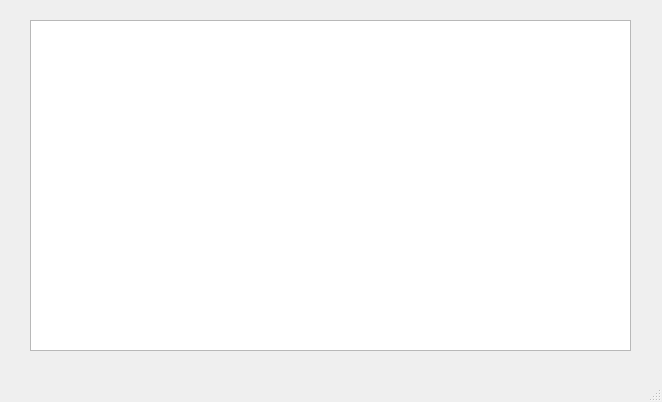
This is untitled.ui in Aniosss/git4 as Qt 5 draws it before an edit. The edited form follows.
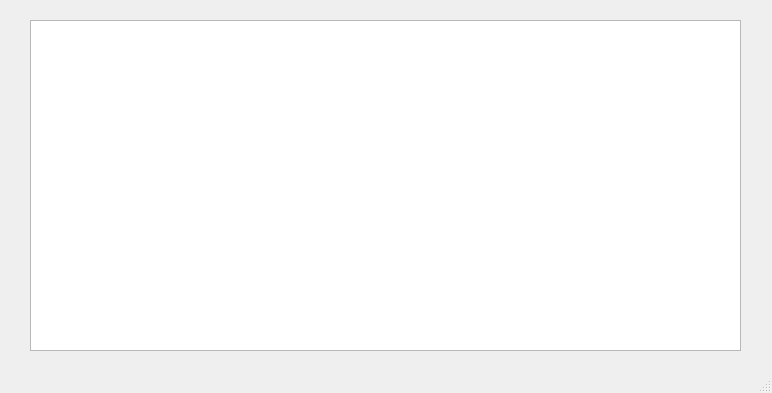
This is the edited form.

```diff
--- a/untitled.ui
+++ b/untitled.ui
@@ -6,8 +6,8 @@
    <rect>
     <x>0</x>
     <y>0</y>
-    <width>662</width>
-    <height>402</height>
+    <width>772</width>
+    <height>393</height>
    </rect>
   </property>
   <property name="windowTitle">
@@ -19,7 +19,7 @@
      <rect>
       <x>30</x>
       <y>20</y>
-      <width>601</width>
+      <width>711</width>
       <height>331</height>
      </rect>
     </property>
```
Left out of the diff: 2 changed lines with no effect on the pictures.
